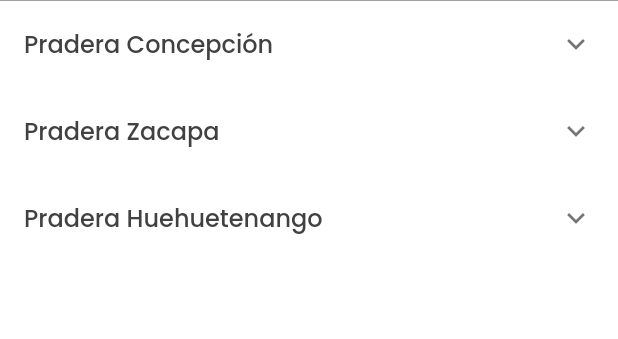
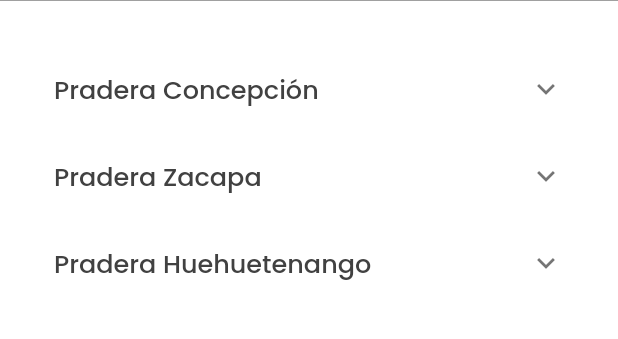
Before and after one commit to GEnriqueGT/plantas_flutter, a Flutter app: the screen it shows after launch, after a tap on "Iniciar Sesión", on a phone screen of 412 x 824 dp, the part 97-436 px from its top. Run offline on Flutter 3.47's test engine with Material 2 defaults, Android fonts, the light colour scheme and no system bars.

```diff
--- a/lib/src/ui/malls_page.dart
+++ b/lib/src/ui/malls_page.dart
@@ -1,3 +1,5 @@
+import 'dart:io';
+
 import 'package:flutter/material.dart';
 import 'package:plantas/src/models/planta_model.dart';
 
@@ -28,24 +30,30 @@
   Widget build(BuildContext context) {
     return Scaffold(
       appBar: appBarLogo(),
-      body: mallsList(plantas),
+      body: mallsList(plantas, context),
     );
   }
 }
 
-Widget mallsList(List<Planta> plantas) {
+Widget mallsList(List<Planta> plantas, context) {
   return ListView(
+      padding: EdgeInsets.only(top: 30),
       children: plantas.map((planta) {
         return Container(
+          padding: EdgeInsets.fromLTRB(20, 0, 20, 0),
+          child: Theme(
+            data: Theme.of(context).copyWith(dividerColor: Colors.transparent),
             child: ExpansionTile(
               title: Text(
                 planta.mall,
                 style: TextStyle(
                     fontWeight: FontWeight.w500,
+                    fontSize: 17,
                     fontFamily: 'Poppins',
                     color: Color(0xff414141)),
               ),
               children: getDatosTiles(planta.contents),
+            ),
           ),
         );
       }).toList());
@@ -56,19 +64,39 @@
 
   for (int i = 0; i < datos.length; i++) {
     listTiles.add(Container(
-      decoration: BoxDecoration(
-          borderRadius: new BorderRadius.all(Radius.circular(5.0))),
+      decoration:
+          BoxDecoration(borderRadius: BorderRadius.all(Radius.circular(5.0))),
       child: ListTile(
+        dense: true,
+        visualDensity: VisualDensity(vertical: -3),
         title: Text(datos[i].letra,
-            style:
-                TextStyle(fontWeight: FontWeight.w400, fontFamily: 'Poppins')),
+            style: const TextStyle(
+                fontWeight: FontWeight.w400,
+                fontFamily: 'Poppins',
+                fontSize: 15)),
         trailing: Text(datos[i].dato.toString(),
-            style:
-                TextStyle(fontWeight: FontWeight.w600, fontFamily: 'Poppins')),
-        tileColor: (i % 2 == 0) ? Color(0xffFBFCEE) : null,
+            style: const TextStyle(
+                fontWeight: FontWeight.w600,
+                fontFamily: 'Poppins',
+                color: Color(0xff9AA121),
+                fontSize: 15)),
+        tileColor: (i % 2 == 0) ? const Color(0xffFBFCEE) : null,
       ),
     ));
   }
+
+  listTiles.add(ListTile(
+    title: Center(
+      child: TextButton(
+          onPressed: () {},
+          child: Text("Ver detalles",
+              style: const TextStyle(
+                  fontWeight: FontWeight.w700,
+                  fontFamily: 'Poppins',
+                  color: Color(0xff9AA121),
+                  fontSize: 15))),
+    ),
+  ));
   return listTiles;
 }
 
```
Lines whose indentation alone changed are shown as unchanged.
